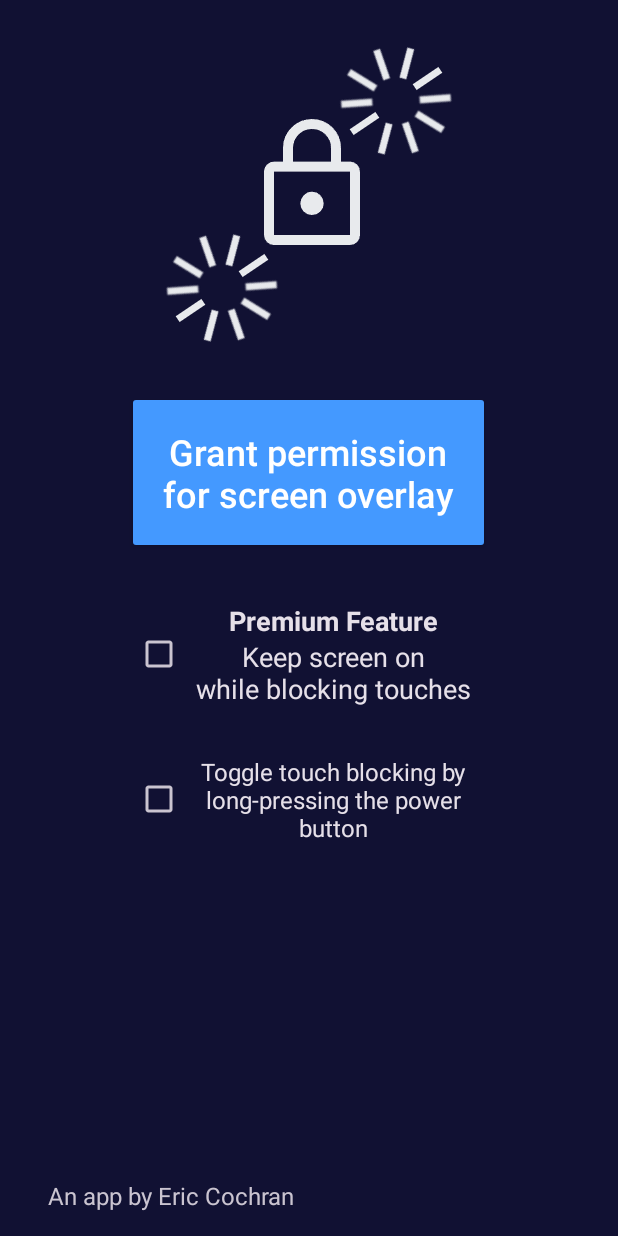
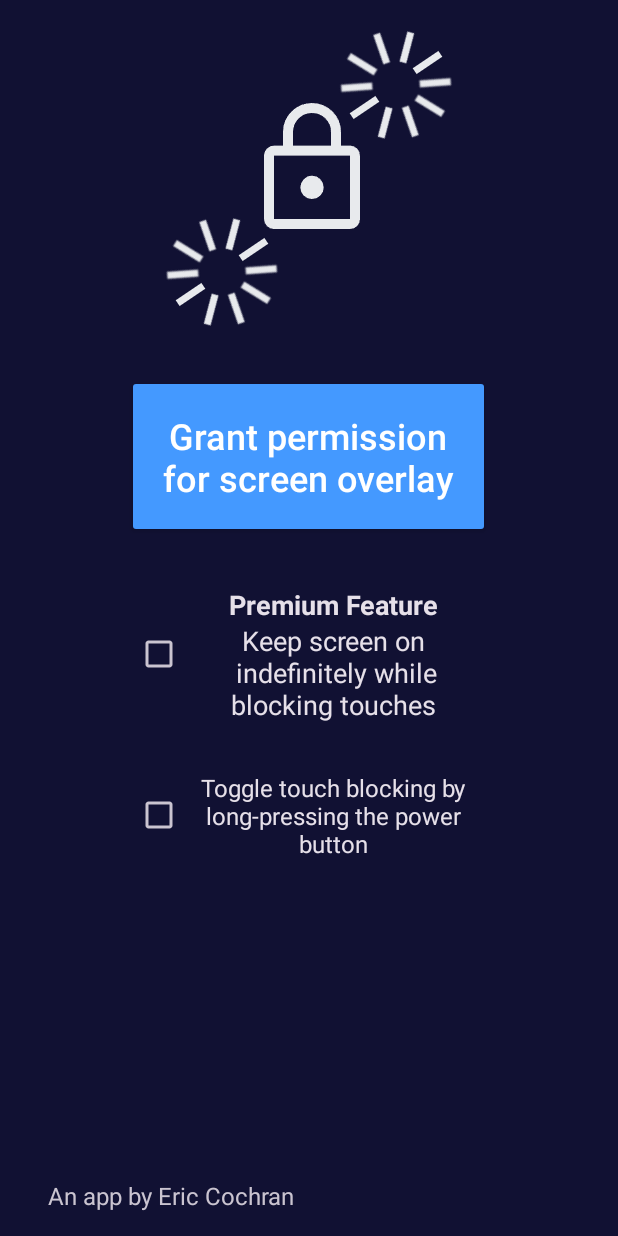
Before and after one commit to NightlyNexus/TouchBlocker, an Android app: the screen it shows after launch (LauncherActivity), on a phone screen of 412 x 824 dp. Run offline under Robolectric (Android 15) with nearby library versions, the phone set to English and light mode, and no system bars; 4 statements that could not run were skipped.

Commit message:
Clarify premium feature.

```diff
--- a/app/src/main/res/values/activity_launcher.xml
+++ b/app/src/main/res/values/activity_launcher.xml
@@ -20,7 +20,7 @@
   <string name="enable_button_accessibility_service">Grant permission\nfor screen overlay</string>
   <string name="enable_button_add_floating">Enable</string>
   <string name="enable_button_remove_floating">Remove for now</string>
-  <string name="keep_screen_on"><b>Premium Feature</b>\nKeep screen on\nwhile blocking touches</string>
+  <string name="keep_screen_on"><b>Premium Feature</b>\nKeep screen on\n indefinitely while blocking touches</string>
   <string name="enable_assistant">Toggle touch blocking by long-pressing the power button</string>
   <string name="enable_assistant_toast">Set Touch\u00A0Blocker as the default assistant app</string>
   <string name="enable_assistant_toast_disable">Change the default assistant app</string>
```
